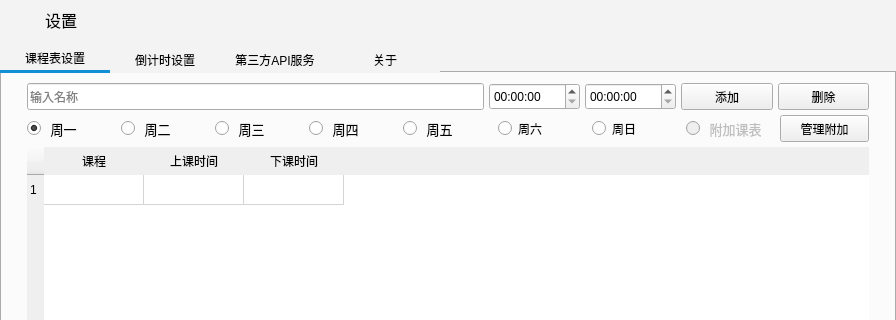
First picture: the form in src/TableEditWidget/TableEditWidget.ui, repository Aero8m/ClassTopLand, before the edit; both pictures show x 0 to 896 and y 0 to 320 of the 896 by 536 pixel window.
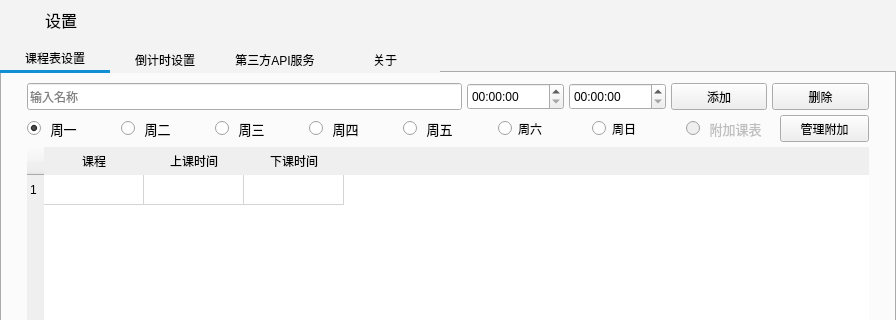
Second picture: the form after the edit. Icons and pictures are not drawn. Custom widgets are drawn as their Qt base class.

Patch:
```diff
--- a/src/TableEditWidget/TableEditWidget.ui
+++ b/src/TableEditWidget/TableEditWidget.ui
@@ -158,7 +158,7 @@
            <number>25</number>
           </property>
           <item>
-           <layout class="QHBoxLayout" name="horizontalLayout" stretch="10,2,2,2,2">
+           <layout class="QHBoxLayout" name="horizontalLayout" stretch="9,2,2,2,2">
             <item>
              <widget class="QLineEdit" name="lineEdit">
               <property name="minimumSize">
```
